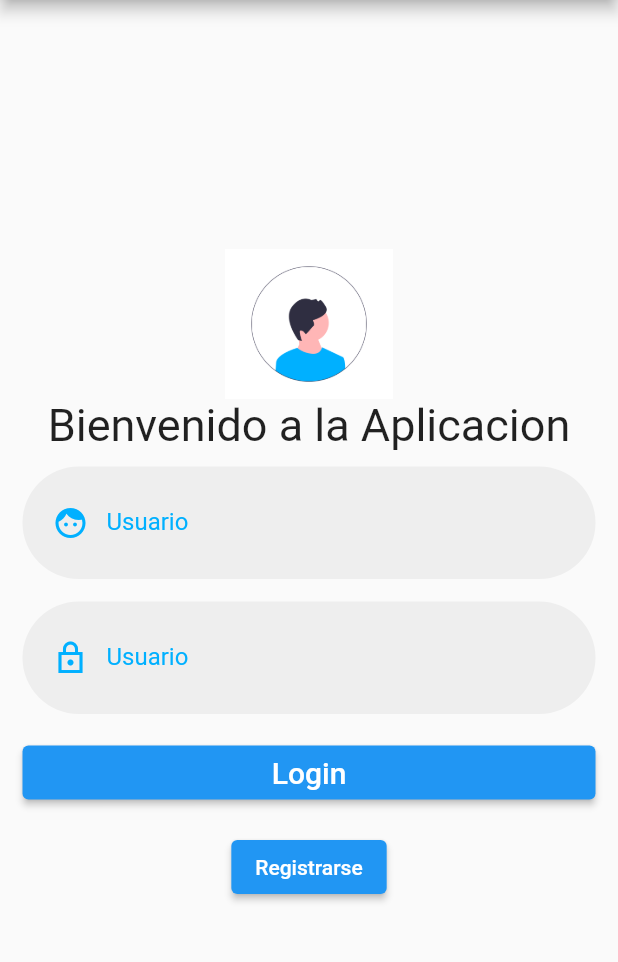
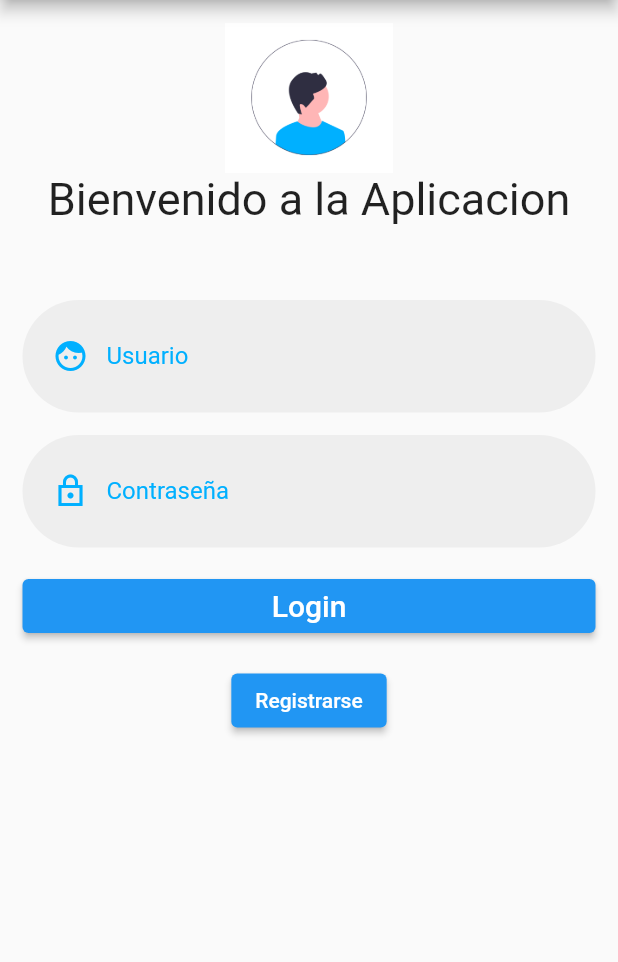
Before and after one commit to AleFlores15/Flutter-To-Do-List, a Flutter app: the screen it shows after launch, on a phone screen of 412 x 824 dp, the part 84-1046 px from its top. Run offline on Flutter 3.47's test engine with Material 2 defaults, Android fonts, the phone set to English and light mode, and no system bars.

Commit message:
Login finished

```diff
--- a/lib/screens/home.dart
+++ b/lib/screens/home.dart
@@ -5,7 +5,9 @@ class HomeScreen extends StatelessWidget {
   // This widget is the root of your application.
   @override
   Widget build(BuildContext context) {
-    return Container(
+    return Scaffold(
+      appBar: AppBar(title: Text("Hola")),
+      body: Center(child: Text("sex")),
 
     );
   }
--- a/lib/screens/login.dart
+++ b/lib/screens/login.dart
@@ -1,4 +1,5 @@
 import 'package:flutter/material.dart';
+import 'package:flutter_to_do_list/screens/home.dart';
 class LoginScreen extends StatelessWidget {
   //global key es importante
   GlobalKey _form= GlobalKey();
@@ -16,18 +17,17 @@ class LoginScreen extends StatelessWidget {
             key: _form,
             child: Padding(
               padding: const EdgeInsets.all(15.0),
-              child: Column(
-                mainAxisAlignment: MainAxisAlignment.center,
-                crossAxisAlignment: CrossAxisAlignment.stretch,
+              child: ListView(
                 children: [
                   Image.asset("images/Inicio.png", height: 100, width: 100,),
                   Text("Bienvenido a la Aplicacion", style: TextStyle(fontSize: 30),textAlign: TextAlign.center),
-                  SizedBox( height: 10,),
+                  SizedBox( height: 50,),
                   Container(
                     padding: EdgeInsets.all(8.0),
                     decoration: BoxDecoration(color: Colors.grey.shade200,borderRadius: BorderRadius.all(Radius.circular(60))),
 
                     child: TextFormField(
+                      textInputAction: TextInputAction.next,
                       decoration: InputDecoration(
                         prefixIcon: Icon(Icons.face,color: Theme.of(context).primaryColor),
                         labelStyle: TextStyle(color: Theme.of(context).primaryColor),
@@ -43,24 +43,28 @@ class LoginScreen extends StatelessWidget {
                     decoration: BoxDecoration(color: Colors.grey.shade200,borderRadius: BorderRadius.all(Radius.circular(60))),
 
                     child: TextFormField(
+                      obscureText: true,
                       decoration: InputDecoration(
                         prefixIcon: Icon(Icons.lock_outline_sharp,color: Theme.of(context).primaryColor),
                         labelStyle: TextStyle(color: Theme.of(context).primaryColor),
                         border: InputBorder.none,
-                        labelText: "Usuario"
+                        labelText: "Contraseña"
                       ),
 
                     ),
                   ),
                   SizedBox(height:15),
-                  ElevatedButton(onPressed: () {} ,child: Text("Login", style: TextStyle(fontSize: 20))),
+                  ElevatedButton(onPressed: () {
+                    Navigator.push(context, MaterialPageRoute(builder: (context) => HomeScreen() ));} ,child: Text("Login", style: TextStyle(fontSize: 20))),
                   SizedBox(height:15),
                   Row(
 
                     mainAxisAlignment: MainAxisAlignment.center,
                     children: [
 
-                    ElevatedButton(onPressed: (){},child: Text("Registrarse"))
+                    ElevatedButton(onPressed: (){
+
+                    },child: Text("Registrarse"))
                   ],)
 
                 ],
```
